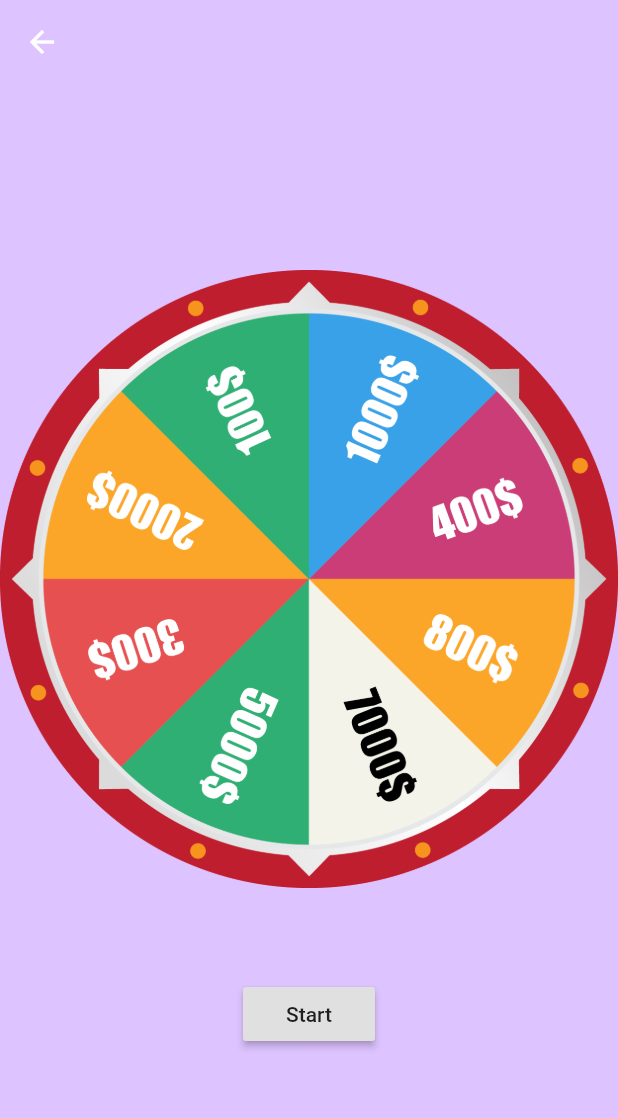
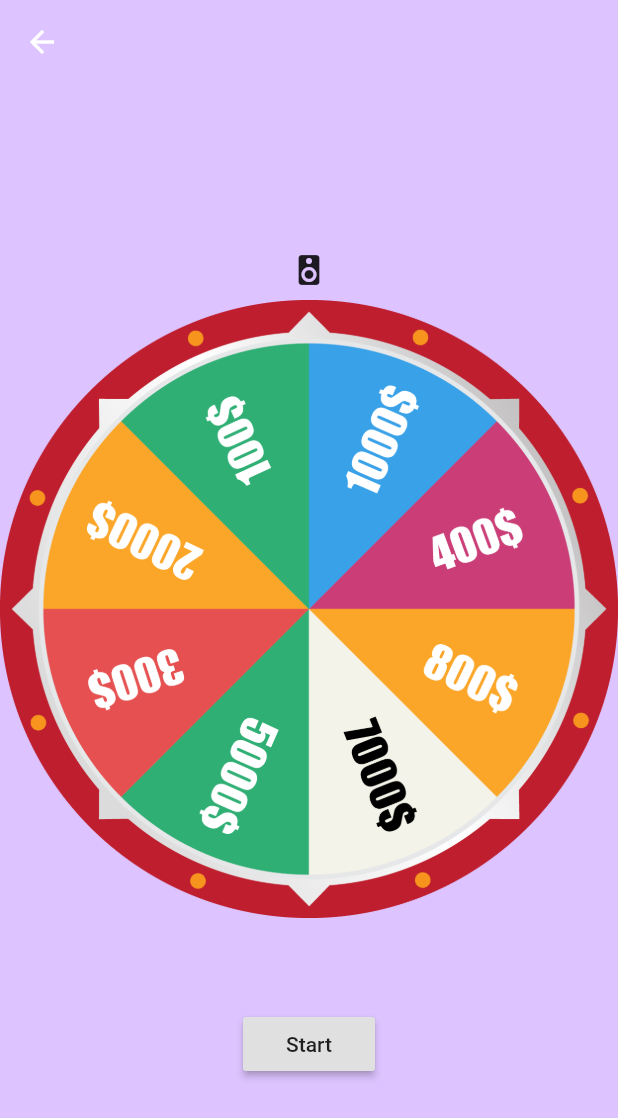
Before and after one commit to Renkon117/roulette_game_renkon, a Flutter app: the screen it shows after launch, after a tap on "R O U L E T T E", on a phone screen of 412 x 824 dp. Shown: the top 1118 px of the screen. Run offline on Flutter 3.47's test engine with Material 2 defaults, Android fonts, the phone set to English and light mode, and no system bars; missing offline and left inert: flutter_spinning_wheel.

Commit message:
created spin with arrow

```diff
--- a/lib/main.dart
+++ b/lib/main.dart
@@ -13,6 +13,7 @@ class MyApp extends StatelessWidget {
   @override
   Widget build(BuildContext context) {
     return MaterialApp(
+      debugShowCheckedModeBanner: false,
       theme: ThemeData(
         primarySwatch: Colors.blue,
       ),
--- a/lib/roulette_spin.dart
+++ b/lib/roulette_spin.dart
@@ -23,10 +23,18 @@ class Roulette extends StatelessWidget {
         child: Column(
           mainAxisAlignment: MainAxisAlignment.center,
           children: [
+            Padding(
+              padding: const EdgeInsets.all(8.0),
+              child: Container(
+                child: Icon(
+                  IconData(58843, fontFamily: 'MaterialIcons'),
+                ),
+              ),
+            ),
             SpinningWheel(
               Image.asset('assets/images/roulette-8-300.png'),
-              width: 310,
-              height: 310,
+              width: 360,
+              height: 360,
               initialSpinAngle: _generateRandomAngle(),
               spinResistance: 0.6,
               canInteractWhileSpinning: false,
--- a/pubspec.yaml
+++ b/pubspec.yaml
@@ -46,6 +46,8 @@ flutter:
   assets:
     - assets/images/wheel-6-300.png
     - assets/images/roulette-8-300.png
+    - assets/images/arrow.png
+    - assets/images/arrow_spin.png
 
   # An image asset can refer to one or more resolution-specific "variants", see
   # https://flutter.dev/assets-and-images/#resolution-aware.
```
Also changed, not shown: lib/basic_spin.dart (+12 -3 lines), assets/images/arrow.png (added), assets/images/arrow_spin.png (added).
